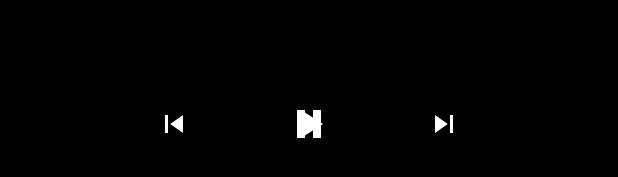
After one commit to nohoopes/ReaBoApp, an Android app: the layout ebook_controller.xml on its own in the app's theme, with its tools: preview values and no code run, on a phone screen of 412 x 824 dp. The commit adds this screen. Shown: the part 494-671 px from the top of the screen. Run offline under Robolectric (Android 15) with nearby library versions, the phone set to English and light mode, and no system bars.

Commit message:
ebook activity

```diff
--- a/app/build.gradle
+++ b/app/build.gradle
@@ -59,4 +59,5 @@ dependencies {
     implementation 'androidx.cardview:cardview:1.0.0'
     implementation 'pl.droidsonroids.gif:android-gif-drawable:1.2.24'
     implementation 'me.relex:circleindicator:2.1.6'
+    implementation 'com.google.android.exoplayer:exoplayer:2.17.1'
 }
--- a/app/src/main/AndroidManifest.xml
+++ b/app/src/main/AndroidManifest.xml
@@ -5,7 +5,6 @@
     <uses-permission android:name="android.permission.INTERNET" />
 
     <application
-
         android:name=".Class.MyApplication"
         android:allowBackup="true"
         android:icon="@mipmap/ic_launcher"
@@ -13,6 +12,9 @@
         android:roundIcon="@mipmap/ic_launcher_round"
         android:supportsRtl="true"
         android:theme="@style/Theme.MaterialComponents.Light.NoActionBar">
+        <activity
+            android:name=".EbookActivity"
+            android:exported="false" />
         <activity
             android:name=".NavigationBar"
             android:exported="false" />
--- /dev/null
+++ b/app/src/main/res/drawable/ic_next.xml
@@ -0,0 +1,5 @@
+<vector android:height="24dp" android:tint="#FFFFFF"
+    android:viewportHeight="24" android:viewportWidth="24"
+    android:width="24dp" xmlns:android="http://schemas.android.com/apk/res/android">
+    <path android:fillColor="@android:color/white" android:pathData="M6,18l8.5,-6L6,6v12zM16,6v12h2V6h-2z"/>
+</vector>
--- /dev/null
+++ b/app/src/main/res/drawable/ic_previous.xml
@@ -0,0 +1,5 @@
+<vector android:height="24dp" android:tint="#FFFFFF"
+    android:viewportHeight="24" android:viewportWidth="24"
+    android:width="24dp" xmlns:android="http://schemas.android.com/apk/res/android">
+    <path android:fillColor="@android:color/white" android:pathData="M6,6h2v12L6,18zM9.5,12l8.5,6L18,6z"/>
+</vector>
--- a/app/src/main/res/layout/activity_pdf_view.xml
+++ b/app/src/main/res/layout/activity_pdf_view.xml
@@ -18,7 +18,10 @@
             android:id="@+id/backBtn"
             android:layout_width="wrap_content"
             android:layout_height="wrap_content"
-            android:layout_margin="10dp"
+            android:layout_marginStart="10dp"
+            android:layout_marginTop="10dp"
+            android:layout_marginEnd="10dp"
+            android:layout_marginBottom="10dp"
             android:background="@android:color/transparent"
             android:padding="5dp"
             android:src="@drawable/ic_back_white" />
--- /dev/null
+++ b/app/src/main/res/layout/ebook_controller.xml
@@ -0,0 +1,113 @@
+<?xml version="1.0" encoding="utf-8"?>
+<androidx.constraintlayout.widget.ConstraintLayout xmlns:android="http://schemas.android.com/apk/res/android"
+    android:id="@+id/ebook_controller"
+    android:layout_width="match_parent"
+    android:layout_height="match_parent"
+    xmlns:app="http://schemas.android.com/apk/res-auto"
+    android:layout_gravity="bottom"
+    android:orientation="horizontal"
+    android:background="@color/black"
+
+    >
+
+
+    <ImageButton
+        android:id="@+id/previous"
+        android:layout_width="wrap_content"
+        android:layout_toLeftOf="@+id/exo_pause"
+        android:background="@drawable/ic_previous"
+        android:layout_height="wrap_content"
+        android:layout_marginRight="180dp"
+        app:layout_constraintLeft_toLeftOf="parent"
+        app:layout_constraintRight_toRightOf="parent"
+        app:layout_constraintTop_toTopOf="parent"
+        app:layout_constraintBottom_toBottomOf="parent"
+        />
+
+
+    <ImageButton
+        android:id="@+id/next"
+        android:layout_width="wrap_content"
+        android:layout_toRightOf="@+id/exo_pause"
+        android:background="@drawable/ic_next"
+        android:layout_height="wrap_content"
+        android:layout_marginLeft="180dp"
+        app:layout_constraintLeft_toLeftOf="parent"
+        app:layout_constraintRight_toRightOf="parent"
+        app:layout_constraintTop_toTopOf="parent"
+        app:layout_constraintBottom_toBottomOf="parent"
+
+        />
+
+
+    <ImageButton
+        android:id="@id/exo_play"
+        style="@style/ExoMediaButton.Play"
+        android:layout_width="wrap_content"
+        android:layout_height="wrap_content"
+        app:layout_constraintLeft_toLeftOf="parent"
+        app:layout_constraintRight_toRightOf="parent"
+        app:layout_constraintTop_toTopOf="parent"
+        app:layout_constraintBottom_toBottomOf="parent"
+        />
+
+
+    <ImageButton
+        android:id="@id/exo_pause"
+        style="@style/ExoMediaButton.Pause"
+        android:layout_width="wrap_content"
+        android:layout_height="wrap_content"
+        app:layout_constraintLeft_toLeftOf="parent"
+        app:layout_constraintRight_toRightOf="parent"
+        app:layout_constraintTop_toTopOf="parent"
+        app:layout_constraintBottom_toBottomOf="parent"
+        />
+
+
+    <LinearLayout
+        android:layout_width="match_parent"
+        android:layout_height="wrap_content"
+        android:gravity="center_vertical"
+        android:orientation="horizontal"
+
+        app:layout_constraintEnd_toEndOf="parent"
+        app:layout_constraintStart_toStartOf="parent"
+        app:layout_constraintTop_toTopOf="parent">
+
+        <TextView
+            android:id="@id/exo_position"
+            android:layout_width="wrap_content"
+            android:layout_height="wrap_content"
+            android:includeFontPadding="false"
+            android:paddingLeft="4dp"
+            android:paddingRight="4dp"
+            android:textColor="#FFBEBEBE"
+            android:textSize="14sp"
+            android:textStyle="bold" />
+
+        <View
+            android:id="@id/exo_progress_placeholder"
+            android:layout_width="0dp"
+            android:layout_height="26dp"
+            android:layout_weight="1" />
+
+        <TextView
+            android:id="@id/exo_duration"
+            android:layout_width="wrap_content"
+            android:layout_height="wrap_content"
+            android:includeFontPadding="false"
+            android:paddingLeft="4dp"
+            android:paddingRight="4dp"
+            android:textColor="#FFBEBEBE"
+            android:textSize="14sp"
+            android:textStyle="bold" />
+
+    </LinearLayout>
+
+    <!--        <ImageButton android:id="@id/exo_next"-->
+    <!--            style="@style/ExoMediaButton.Next"-->
+
+    <!--            />-->
+
+
+</androidx.constraintlayout.widget.ConstraintLayout>
```
Also changed, not shown: app/src/main/java/id19110100/hcmute/edu/reaboadmin/Adapter/LibraryAdapter.java (+6 -1 lines), app/src/main/java/id19110100/hcmute/edu/reaboadmin/EbookActivity.java (added, +80 -0 lines), app/src/main/java/id19110100/hcmute/edu/reaboadmin/Model/ModelPdf.java (+9 -1 lines), app/src/main/res/layout/activity_ebook.xml (added, +53 -0 lines).
